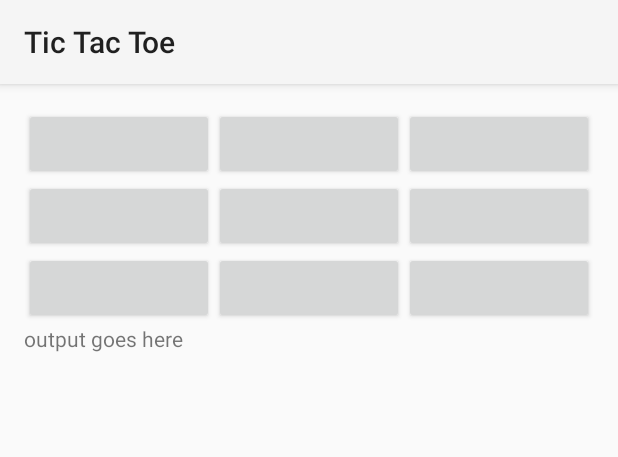
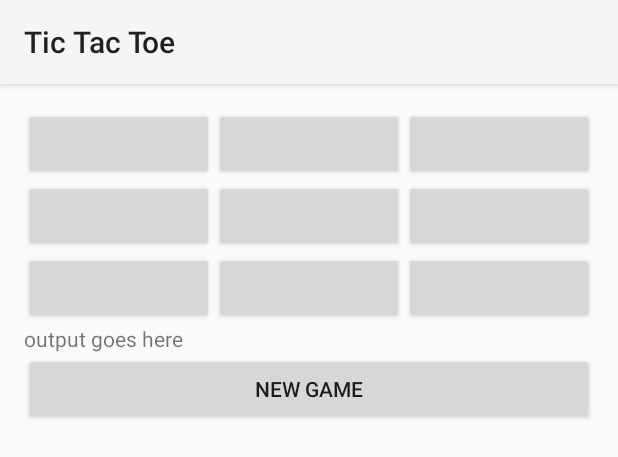
Before and after one commit to mjgpy3/TicTacToe, an Android app: the layout activity_game.xml on its own in the app's theme, with its tools: preview values and no code run, on a phone screen of 412 x 824 dp. Shown: the top 457 px of the screen. Run offline under Robolectric (Android 15) with nearby library versions, the phone set to English and light mode, and no system bars.

Commit message:
New board, some refactoring

```diff
--- a/app/src/main/AndroidManifest.xml
+++ b/app/src/main/AndroidManifest.xml
@@ -9,6 +9,7 @@
         android:theme="@style/AppTheme" >
         <activity
             android:name="com.example.michael.tictactoe.GameActivity"
+            android:configChanges="orientation"
             android:label="@string/app_name" >
             <intent-filter>
                 <action android:name="android.intent.action.MAIN" />
--- a/app/src/main/java/com/example/michael/tictactoe/TicTacToeBoard.java
+++ b/app/src/main/java/com/example/michael/tictactoe/TicTacToeBoard.java
@@ -28,6 +28,10 @@ public class TicTacToeBoard {
         return _hasBeenWon;
     }
 
+    public boolean isTie() {
+        return _coordinateToValue.size() == 9;
+    }
+
     public String coordinatesValue(BoardCoordinate c) {
         return _coordinateToValue.get(c);
     }
--- a/app/src/main/res/layout/activity_game.xml
+++ b/app/src/main/res/layout/activity_game.xml
@@ -101,6 +101,20 @@
                 android:id="@+id/output"
                 android:layout_column="0"
                 android:layout_span="3" />
+
+        </TableRow>
+
+        <TableRow
+            android:layout_width="fill_parent"
+            android:layout_height="fill_parent">
+
+            <Button
+                android:layout_width="wrap_content"
+                android:layout_height="wrap_content"
+                android:text="New Game"
+                android:id="@+id/newGame"
+                android:layout_column="0"
+                android:layout_span="3" />
         </TableRow>
 
     </TableLayout>
```
Also changed, not shown: app/src/main/java/com/example/michael/tictactoe/GameActivity.java (+4 -4 lines), app/src/main/java/com/example/michael/tictactoe/GameResetter.java (added, +27 -0 lines), app/src/main/java/com/example/michael/tictactoe/GameUpdateManager.java (+35 -14 lines), app/src/main/java/com/example/michael/tictactoe/GameViewInformation.java (added, +22 -0 lines).
